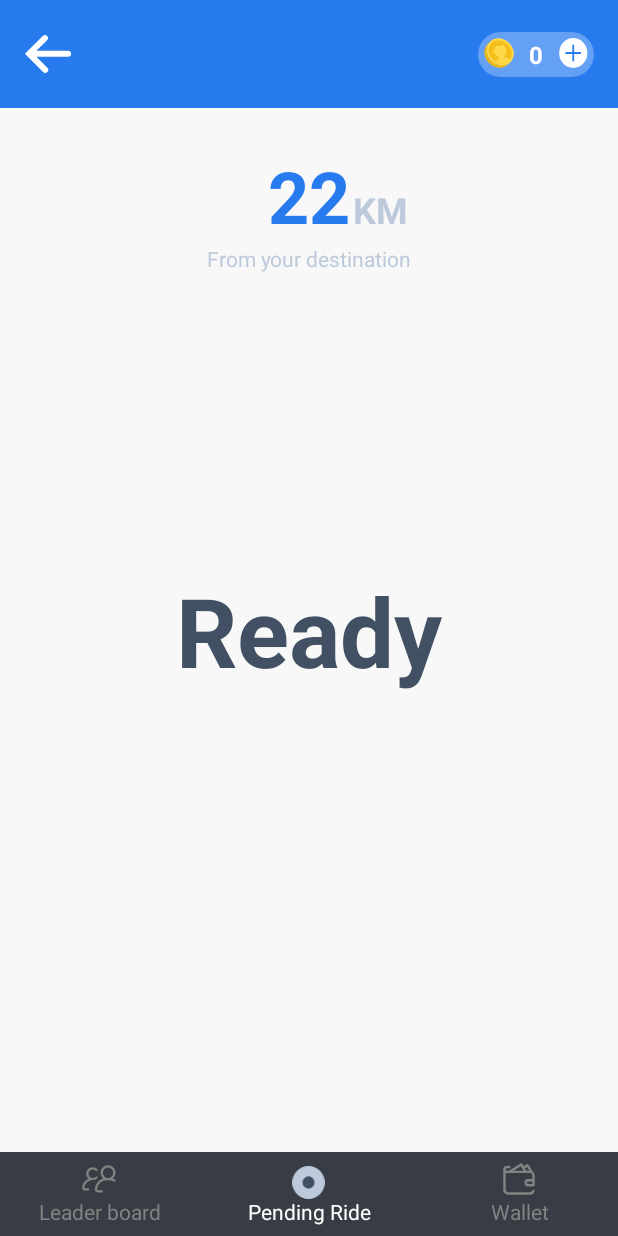
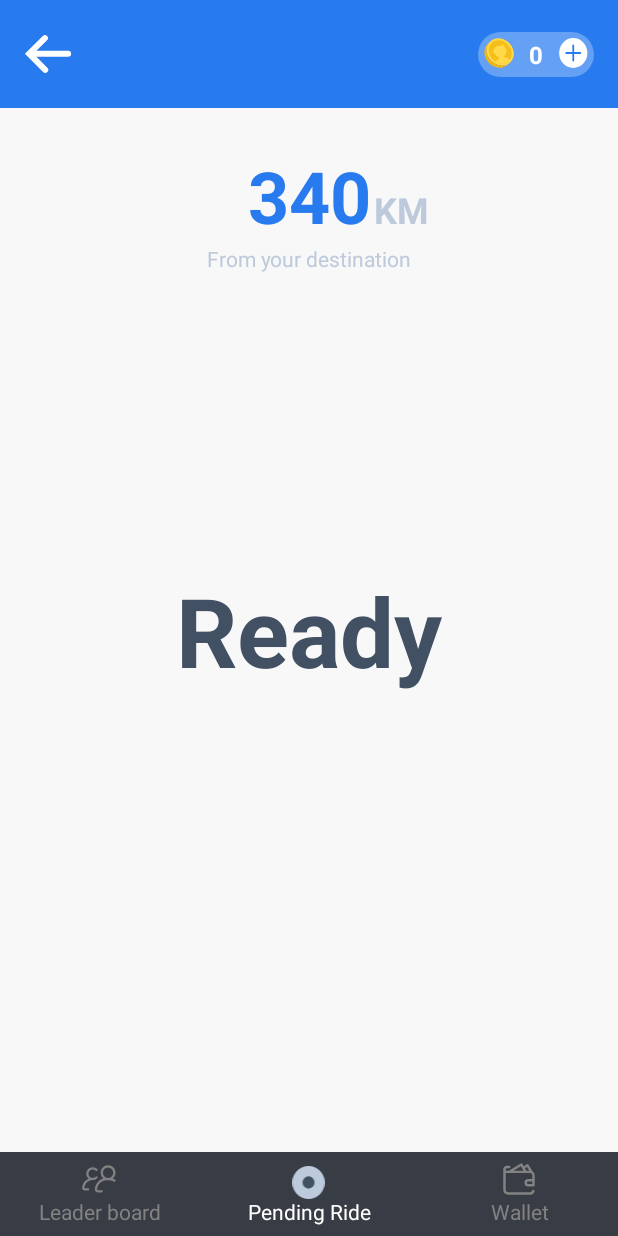
Before and after one commit to yamin-elmakis/SmartRide, an Android app: the GamePreviewFragment screen opened through its navigation route, on a phone screen of 412 x 824 dp. Run offline under Robolectric (Android 15) with nearby library versions, the phone set to English and light mode, and no system bars; our stand-ins replace Firebase (no records; nobody signed in at launch, a user with empty details on screens opened directly), RxJava; libraries missing offline, so code that uses them is left out: lib.yamin.easylog; 6 statements that could not run were skipped.

```diff
--- a/app/src/main/java/com/example/smartride/screens/live/GamePreviewFragment.kt
+++ b/app/src/main/java/com/example/smartride/screens/live/GamePreviewFragment.kt
@@ -1,22 +1,36 @@
 package com.example.smartride.screens.live
 
+import android.content.Context
 import android.os.Bundle
 import android.view.LayoutInflater
 import android.view.View
 import android.view.ViewGroup
+import androidx.lifecycle.Observer
+import androidx.lifecycle.ViewModelProviders
 import androidx.navigation.fragment.NavHostFragment
 import com.example.smartride.R
 import com.example.smartride.base.BaseFragment
+import com.example.smartride.screens.trivia.RideState
+import com.example.smartride.screens.trivia.TriviaViewModel
+import com.example.smartride.screens.trivia.TriviaViewModelFactory
+import com.example.smartride.utils.changed
 import com.example.smartride.widgets.MainToolBar
 import kotlinx.android.synthetic.main.fragment_game_preview.*
 
 class GamePreviewFragment : BaseFragment() {
 
+    private lateinit var triviaVM: TriviaViewModel
+    var lastState = RideState(-1, -1, 0)
     companion object {
         const val DELAY = 800L
     }
 
     override fun toolBarMode() = MainToolBar.ToolBarMode.BACK
+
+    override fun onAttach(context: Context) {
+        super.onAttach(context)
+        triviaVM = ViewModelProviders.of(requireActivity(), TriviaViewModelFactory()).get(TriviaViewModel::class.java)
+    }
 
     override fun onCreateView(inflater: LayoutInflater, container: ViewGroup?, savedInstanceState: Bundle?): View? {
         return inflater.inflate(R.layout.fragment_game_preview, container, false)
@@ -24,7 +38,15 @@ class GamePreviewFragment : BaseFragment() {
 
     override fun onViewCreated(view: View, savedInstanceState: Bundle?) {
         super.onViewCreated(view, savedInstanceState)
-        setStage("Stage 2")
+        triviaVM.rideData.observe(this, Observer { state ->
+            state.changed(lastState, { currentStage }, action = {
+                setStage("Stage ${it + 1}")
+            })
+            state.changed(lastState, { distanceToDestination }, action = {
+                previewDistanceLeft.animateSetText(it.toString())
+            })
+            lastState = state
+        })
     }
 
     private fun setStage(stage: String) {
--- a/app/src/main/java/com/example/smartride/screens/live/StagesFragment.kt
+++ b/app/src/main/java/com/example/smartride/screens/live/StagesFragment.kt
@@ -78,7 +78,6 @@ class StagesFragment : BaseFragment() {
     }
 
     private fun setSnakeAnimation(from: Float, to: Float) {
-
         animator?.cancel()
         animator?.removeAllUpdateListeners()
 
--- a/app/src/main/java/com/example/smartride/screens/trivia/TriviaViewModel.kt
+++ b/app/src/main/java/com/example/smartride/screens/trivia/TriviaViewModel.kt
@@ -10,7 +10,7 @@ import lib.yamin.easylog.EasyLog
 class TriviaViewModel : ViewModel(), ValueEventListener {
 
     companion object{
-        const val DISTANCE_DELTA = 1000L
+        const val DISTANCE_DELTA = 2500L
     }
 
     private var hasRideStarted: Boolean = false
@@ -82,10 +82,10 @@ class TriviaViewModel : ViewModel(), ValueEventListener {
             curQuestion.reset()
 
             currentQuestion = (currentQuestion + 1) % questions.size
-
             if (currentQuestion % 3 == 0) {
                 sendFinishedStage()
             } else {
+
                 updateNextQuestion()
             }
         }, 2000)
@@ -112,7 +112,7 @@ class TriviaViewModel : ViewModel(), ValueEventListener {
 
     private fun getSomeDistance() {
         rideData.value?.let {
-            val currentDistance = it.distanceToDestination - 5
+            val currentDistance = it.distanceToDestination - 10
             if (currentDistance > 0) {
                 rideData.postValue(it.copy(distanceToDestination = currentDistance))
                 Handler().postDelayed({
--- a/app/src/main/res/layout/fragment_game_preview.xml
+++ b/app/src/main/res/layout/fragment_game_preview.xml
@@ -4,6 +4,7 @@
         xmlns:app="http://schemas.android.com/apk/res-auto"
         android:layout_width="match_parent"
         android:layout_height="match_parent"
+        xmlns:tools="http://schemas.android.com/tools"
         android:paddingEnd="10dp"
         android:paddingStart="10dp"
         android:background="@color/grey_50">
@@ -19,7 +20,7 @@
             android:textColor="@color/colorPrimary"
             android:textStyle="bold"
             android:textSize="48sp"
-            android:text="22"/>
+            tools:text="22"/>
 
     <TextView
             android:layout_width="wrap_content"
```
